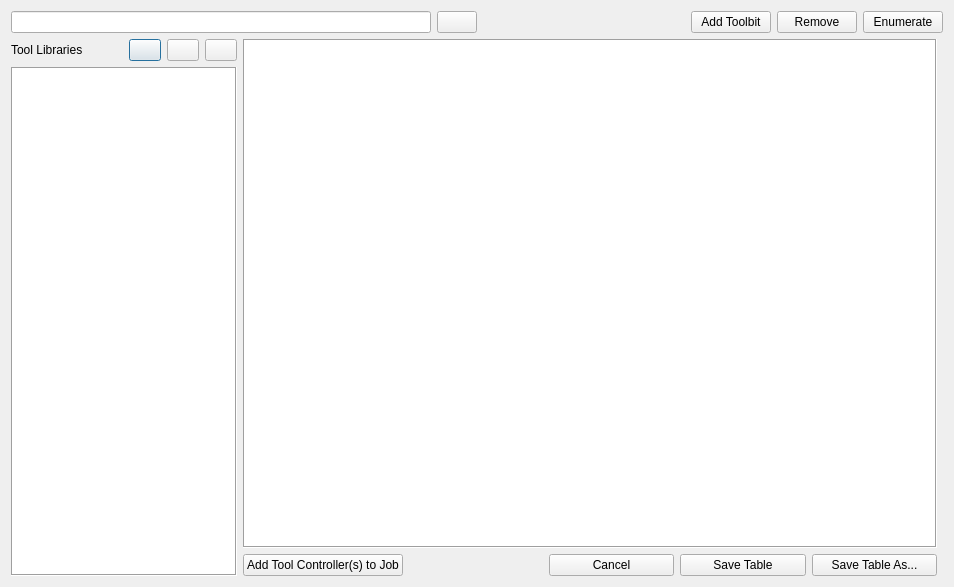
Qt form src/Mod/Path/Gui/Resources/panels/ToolBitLibraryEdit.ui (southseact-3d/fcd) before a commit.
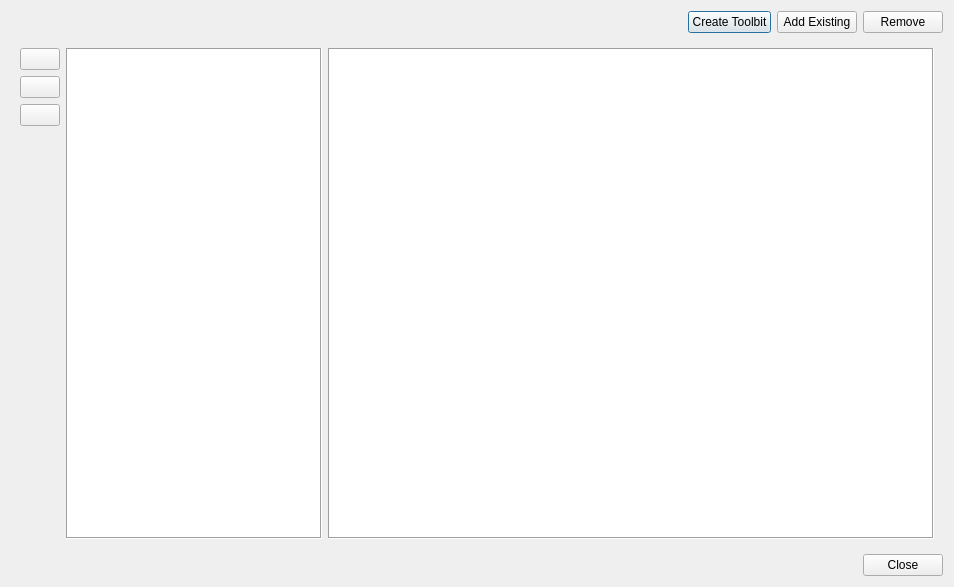
The same form after that commit. Icons and pictures are not drawn.

The edit to the form file:
```diff
--- a/src/Mod/Path/Gui/Resources/panels/ToolBitLibraryEdit.ui
+++ b/src/Mod/Path/Gui/Resources/panels/ToolBitLibraryEdit.ui
@@ -13,66 +13,86 @@
   <property name="windowTitle">
    <string>ToolBit Library</string>
   </property>
-  <layout class="QGridLayout" name="gridLayout">
-   <item row="1" column="0">
+  <layout class="QVBoxLayout" name="verticalLayout_2">
+   <item>
+    <layout class="QHBoxLayout" name="horizontalLayout_5">
+     <item>
+      <spacer name="horizontalSpacer_2">
+       <property name="orientation">
+        <enum>Qt::Horizontal</enum>
+       </property>
+       <property name="sizeHint" stdset="0">
+        <size>
+         <width>20</width>
+         <height>20</height>
+        </size>
+       </property>
+      </spacer>
+     </item>
+     <item>
+      <widget class="QPushButton" name="toolCreate">
+       <property name="text">
+        <string>Create Toolbit</string>
+       </property>
+       <property name="icon">
+        <iconset resource="../Path.qrc">
+         <normaloff>:/icons/Path-ToolBit.svg</normaloff>:/icons/Path-ToolBit.svg</iconset>
+       </property>
+      </widget>
+     </item>
+     <item>
+      <widget class="QPushButton" name="toolAdd">
+       <property name="maximumSize">
+        <size>
+         <width>16777215</width>
+         <height>16777215</height>
+        </size>
+       </property>
+       <property name="toolTip">
+        <string>&lt;html&gt;&lt;head/&gt;&lt;body&gt;&lt;p&gt;Add existing Tool Bit to this library.&lt;/p&gt;&lt;p&gt;&lt;br/&gt;&lt;/p&gt;&lt;/body&gt;&lt;/html&gt;</string>
+       </property>
+       <property name="text">
+        <string>Add Existing</string>
+       </property>
+       <property name="icon">
+        <iconset resource="../Path.qrc">
+         <normaloff>:/icons/Path-ToolDuplicate.svg</normaloff>:/icons/Path-ToolDuplicate.svg</iconset>
+       </property>
+      </widget>
+     </item>
+     <item>
+      <widget class="QPushButton" name="toolDelete">
+       <property name="maximumSize">
+        <size>
+         <width>16777215</width>
+         <height>16777215</height>
+        </size>
+       </property>
+       <property name="toolTip">
+        <string>&lt;html&gt;&lt;head/&gt;&lt;body&gt;&lt;p&gt;Delete selected Tool Bit(s) from the library.&lt;/p&gt;&lt;p&gt;&lt;br/&gt;&lt;/p&gt;&lt;/body&gt;&lt;/html&gt;</string>
+       </property>
+       <property name="text">
+        <string>Remove</string>
+       </property>
+       <property name="icon">
+        <iconset resource="../../../../../Gui/Icons/resource.qrc">
+         <normaloff>:/icons/list-remove.svg</normaloff>:/icons/list-remove.svg</iconset>
+       </property>
+      </widget>
+     </item>
+    </layout>
+   </item>
+   <item>
     <widget class="QWidget" name="toolTableGroup" native="true">
-     <layout class="QHBoxLayout" name="horizontalLayout_2">
-      <property name="leftMargin">
-       <number>0</number>
-      </property>
-      <property name="topMargin">
-       <number>0</number>
-      </property>
-      <property name="rightMargin">
-       <number>0</number>
-      </property>
-      <property name="bottomMargin">
-       <number>0</number>
-      </property>
+     <layout class="QHBoxLayout" name="horizontalLayout_3">
       <item>
-       <layout class="QHBoxLayout" name="horizontalLayout_4">
-        <property name="leftMargin">
-         <number>0</number>
-        </property>
-        <item>
-         <widget class="QWidget" name="verticalWidget" native="true">
-          <property name="maximumSize">
-           <size>
-            <width>226</width>
-            <height>16777215</height>
-           </size>
-          </property>
           <layout class="QVBoxLayout" name="verticalLayout">
-           <property name="leftMargin">
-            <number>0</number>
-           </property>
-           <property name="topMargin">
-            <number>0</number>
-           </property>
-           <property name="rightMargin">
-            <number>0</number>
-           </property>
-           <property name="bottomMargin">
-            <number>0</number>
-           </property>
            <item>
-            <layout class="QHBoxLayout" name="horizontalLayout_5">
-             <property name="bottomMargin">
-              <number>0</number>
-             </property>
-             <item>
-              <widget class="QLabel" name="ToolTable">
-               <property name="text">
-                <string>Tool Libraries</string>
-               </property>
-              </widget>
-             </item>
-             <item>
-              <widget class="QPushButton" name="ButtonRenameToolTable">
+         <widget class="QPushButton" name="libraryOpen">
                <property name="maximumSize">
                 <size>
-                 <width>32</width>
-                 <height>32</height>
+            <width>16777215</width>
+            <height>16777215</height>
                 </size>
                </property>
                <property name="toolTip">
@@ -88,11 +108,11 @@
               </widget>
              </item>
              <item>
-              <widget class="QPushButton" name="ButtonAddToolTable">
+         <widget class="QPushButton" name="addToolTable">
                <property name="maximumSize">
                 <size>
-                 <width>32</width>
-                 <height>32</height>
+            <width>16777215</width>
+            <height>16777215</height>
                 </size>
                </property>
                <property name="toolTip">
@@ -103,18 +123,18 @@
                </property>
                <property name="icon">
                 <iconset resource="../../../../../Gui/Icons/resource.qrc">
-                 <normaloff>:/icons/list-add.svg</normaloff>:/icons/list-add.svg</iconset>
+            <normaloff>:/icons/document-new.svg</normaloff>:/icons/document-new.svg</iconset>
+          </property>
+          <property name="iconSize">
+           <size>
+            <width>24</width>
+            <height>24</height>
+           </size>
                </property>
               </widget>
              </item>
              <item>
-              <widget class="QPushButton" name="ButtonRemoveToolTable">
-               <property name="maximumSize">
-                <size>
-                 <width>32</width>
-                 <height>32</height>
-                </size>
-               </property>
+         <widget class="QPushButton" name="libraryExport">
                <property name="toolTip">
                 <string>&lt;html&gt;&lt;head/&gt;&lt;body&gt;&lt;p&gt;Remove Tool Table from Disc&lt;/p&gt;&lt;/body&gt;&lt;/html&gt;</string>
                </property>
@@ -127,26 +147,34 @@
                </property>
               </widget>
              </item>
+        <item>
+         <spacer name="verticalSpacer">
+          <property name="orientation">
+           <enum>Qt::Vertical</enum>
+          </property>
+          <property name="sizeHint" stdset="0">
+           <size>
+            <width>20</width>
+            <height>40</height>
+           </size>
+          </property>
+         </spacer>
+        </item>
             </layout>
            </item>
            <item>
-            <widget class="QListWidget" name="TableList">
+       <widget class="QTreeView" name="TableList">
+        <property name="sizePolicy">
+         <sizepolicy hsizetype="Preferred" vsizetype="Expanding">
+          <horstretch>0</horstretch>
+          <verstretch>0</verstretch>
+         </sizepolicy>
+        </property>
              <property name="frameShape">
               <enum>QFrame::Box</enum>
              </property>
             </widget>
            </item>
-          </layout>
-         </widget>
-        </item>
-        <item>
-         <layout class="QVBoxLayout" name="verticalLayout_2">
-          <property name="leftMargin">
-           <number>0</number>
-          </property>
-          <property name="bottomMargin">
-           <number>0</number>
-          </property>
           <item>
            <widget class="QTableView" name="toolTable">
             <property name="acceptDrops">
@@ -185,175 +213,55 @@
             <attribute name="verticalHeaderVisible">
              <bool>false</bool>
             </attribute>
-           </widget>
-          </item>
-          <item>
-           <layout class="QHBoxLayout" name="horizontalLayout_3">
-            <item>
-             <widget class="QPushButton" name="addToolController">
-              <property name="text">
-               <string>Add Tool Controller(s) to Job</string>
-              </property>
-              <property name="icon">
-               <iconset resource="../../../../../Gui/Icons/resource.qrc">
-                <normaloff>:/icons/edit_OK.svg</normaloff>:/icons/edit_OK.svg</iconset>
-              </property>
-             </widget>
-            </item>
+        <attribute name="verticalHeaderStretchLastSection">
+         <bool>true</bool>
+        </attribute>
+       </widget>
+      </item>
+     </layout>
+    </widget>
+   </item>
+   <item>
+    <layout class="QHBoxLayout" name="horizontalLayout_8">
             <item>
              <spacer name="horizontalSpacer_3">
               <property name="orientation">
                <enum>Qt::Horizontal</enum>
               </property>
               <property name="sizeType">
-               <enum>QSizePolicy::Fixed</enum>
+        <enum>QSizePolicy::Preferred</enum>
               </property>
               <property name="sizeHint" stdset="0">
                <size>
-                <width>140</width>
+         <width>65555555</width>
                 <height>20</height>
                </size>
               </property>
              </spacer>
             </item>
-            <item>
-             <widget class="QPushButton" name="libraryCancel">
-              <property name="toolTip">
-               <string>&lt;html&gt;&lt;head/&gt;&lt;body&gt;&lt;p&gt;Close the Tool Bit Library Editor&lt;/p&gt;&lt;/body&gt;&lt;/html&gt;</string>
-              </property>
-              <property name="text">
-               <string>Cancel</string>
-              </property>
-              <property name="icon">
-               <iconset resource="../../../../../Gui/Icons/resource.qrc">
-                <normaloff>:/icons/button_invalid.svg</normaloff>:/icons/button_invalid.svg</iconset>
-              </property>
-             </widget>
-            </item>
             <item>
              <widget class="QPushButton" name="librarySave">
+       <property name="sizePolicy">
+        <sizepolicy hsizetype="Preferred" vsizetype="Fixed">
+         <horstretch>0</horstretch>
+         <verstretch>0</verstretch>
+        </sizepolicy>
+       </property>
+       <property name="maximumSize">
+        <size>
+         <width>16777215</width>
+         <height>16777215</height>
+        </size>
+       </property>
               <property name="toolTip">
                <string>&lt;html&gt;&lt;head/&gt;&lt;body&gt;&lt;p&gt;Save the current Library&lt;/p&gt;&lt;/body&gt;&lt;/html&gt;</string>
               </property>
               <property name="text">
-               <string>Save Table</string>
+        <string>Close</string>
               </property>
               <property name="icon">
                <iconset resource="../../../../../Gui/Icons/resource.qrc">
-                <normaloff>:/icons/document-save.svg</normaloff>:/icons/document-save.svg</iconset>
-              </property>
-             </widget>
-            </item>
-            <item>
-             <widget class="QPushButton" name="librarySaveAs">
-              <property name="toolTip">
-               <string>&lt;html&gt;&lt;head/&gt;&lt;body&gt;&lt;p&gt;Save the library to a new file&lt;/p&gt;&lt;/body&gt;&lt;/html&gt;</string>
-              </property>
-              <property name="text">
-               <string>Save Table As...</string>
-              </property>
-              <property name="icon">
-               <iconset resource="../../../../../Gui/Icons/resource.qrc">
-                <normaloff>:/icons/document-save-as.svg</normaloff>:/icons/document-save-as.svg</iconset>
-              </property>
-             </widget>
-            </item>
-           </layout>
-          </item>
-         </layout>
-        </item>
-       </layout>
-      </item>
-     </layout>
-    </widget>
-   </item>
-   <item row="0" column="0" colspan="2">
-    <layout class="QHBoxLayout" name="horizontalLayout">
-     <item>
-      <widget class="QLineEdit" name="lineLibPath">
-       <property name="sizePolicy">
-        <sizepolicy hsizetype="MinimumExpanding" vsizetype="Fixed">
-         <horstretch>0</horstretch>
-         <verstretch>0</verstretch>
-        </sizepolicy>
-       </property>
-       <property name="minimumSize">
-        <size>
-         <width>420</width>
-         <height>0</height>
-        </size>
-       </property>
-       <property name="readOnly">
-        <bool>true</bool>
-       </property>
-      </widget>
-     </item>
-     <item>
-      <widget class="QPushButton" name="libraryOpen">
-       <property name="toolTip">
-        <string>&lt;html&gt;&lt;head/&gt;&lt;body&gt;&lt;p&gt;Select the folder with the tool libraries to load.&lt;/p&gt;&lt;/body&gt;&lt;/html&gt;</string>
-       </property>
-       <property name="text">
-        <string/>
-       </property>
-       <property name="icon">
-        <iconset resource="../../../../../Gui/Icons/resource.qrc">
-         <normaloff>:/icons/document-open.svg</normaloff>:/icons/document-open.svg</iconset>
-       </property>
-      </widget>
-     </item>
-     <item>
-      <spacer name="horizontalSpacer_2">
-       <property name="orientation">
-        <enum>Qt::Horizontal</enum>
-       </property>
-       <property name="sizeHint" stdset="0">
-        <size>
-         <width>20</width>
-         <height>20</height>
-        </size>
-       </property>
-      </spacer>
-     </item>
-     <item>
-      <widget class="QPushButton" name="toolAdd">
-       <property name="toolTip">
-        <string>&lt;html&gt;&lt;head/&gt;&lt;body&gt;&lt;p&gt;Add existing Tool Bit to this library.&lt;/p&gt;&lt;p&gt;&lt;br/&gt;&lt;/p&gt;&lt;/body&gt;&lt;/html&gt;</string>
-       </property>
-       <property name="text">
-        <string>Add Toolbit</string>
-       </property>
-       <property name="icon">
-        <iconset resource="../../../../../Gui/Icons/resource.qrc">
-         <normaloff>:/icons/list-add.svg</normaloff>:/icons/list-add.svg</iconset>
-       </property>
-      </widget>
-     </item>
-     <item>
-      <widget class="QPushButton" name="toolDelete">
-       <property name="toolTip">
-        <string>&lt;html&gt;&lt;head/&gt;&lt;body&gt;&lt;p&gt;Delete selected Tool Bit(s) from the library.&lt;/p&gt;&lt;p&gt;&lt;br/&gt;&lt;/p&gt;&lt;/body&gt;&lt;/html&gt;</string>
-       </property>
-       <property name="text">
-        <string>Remove</string>
-       </property>
-       <property name="icon">
-        <iconset resource="../../../../../Gui/Icons/resource.qrc">
-         <normaloff>:/icons/list-remove.svg</normaloff>:/icons/list-remove.svg</iconset>
-       </property>
-      </widget>
-     </item>
-     <item>
-      <widget class="QPushButton" name="toolEnumerate">
-       <property name="toolTip">
-        <string>&lt;html&gt;&lt;head/&gt;&lt;body&gt;&lt;p&gt;Assign numbers to each Tool Bit according to its current position in the library. The first Tool Bit is assigned the ID 1.&lt;/p&gt;&lt;/body&gt;&lt;/html&gt;</string>
-       </property>
-       <property name="text">
-        <string>Enumerate</string>
-       </property>
-       <property name="icon">
-        <iconset resource="../../../../../Gui/Icons/resource.qrc">
-         <normaloff>:/icons/button_sort.svg</normaloff>:/icons/button_sort.svg</iconset>
+         <normaloff>:/icons/edit_OK.svg</normaloff>:/icons/edit_OK.svg</iconset>
        </property>
       </widget>
      </item>
```
Left out of the diff: 23 changed lines with no effect on the pictures. Lines whose indentation alone changed are shown as unchanged.
